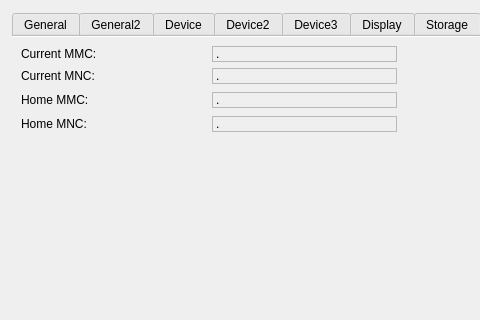
Qt form examples/sysinfo/dialog_s60.ui (qtproject/qt-mobility) before a commit; both pictures show x 0 to 480 and y 0 to 320 of the 794 by 529 pixel window.
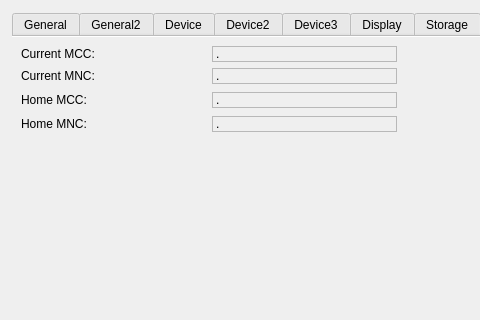
The same form after that commit. The open tabs and pages were chosen to show the change. Icons and pictures are not drawn.

Patch:
```diff
--- a/examples/sysinfo/dialog_s60.ui
+++ b/examples/sysinfo/dialog_s60.ui
@@ -1457,7 +1457,7 @@
             </sizepolicy>
            </property>
            <property name="text">
-            <string>Current MMC:</string>
+            <string>Current MCC:</string>
            </property>
           </widget>
          </item>
@@ -1529,7 +1529,7 @@
             </sizepolicy>
            </property>
            <property name="text">
-            <string>Home MMC:</string>
+            <string>Home MCC:</string>
            </property>
           </widget>
          </item>
```
